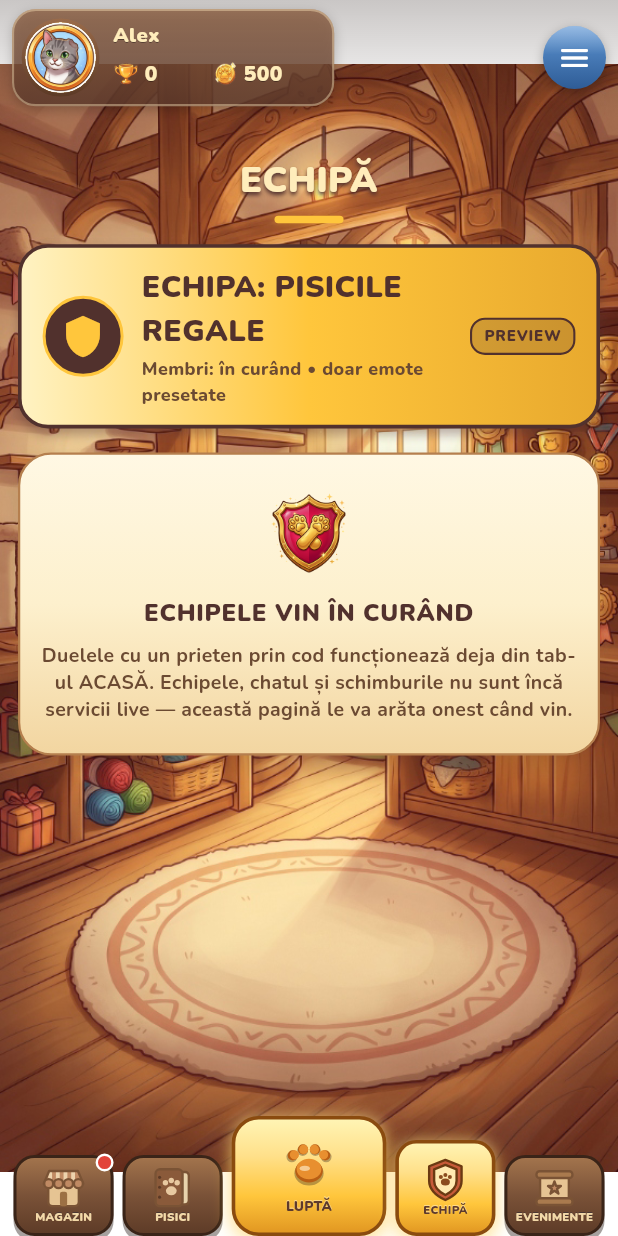
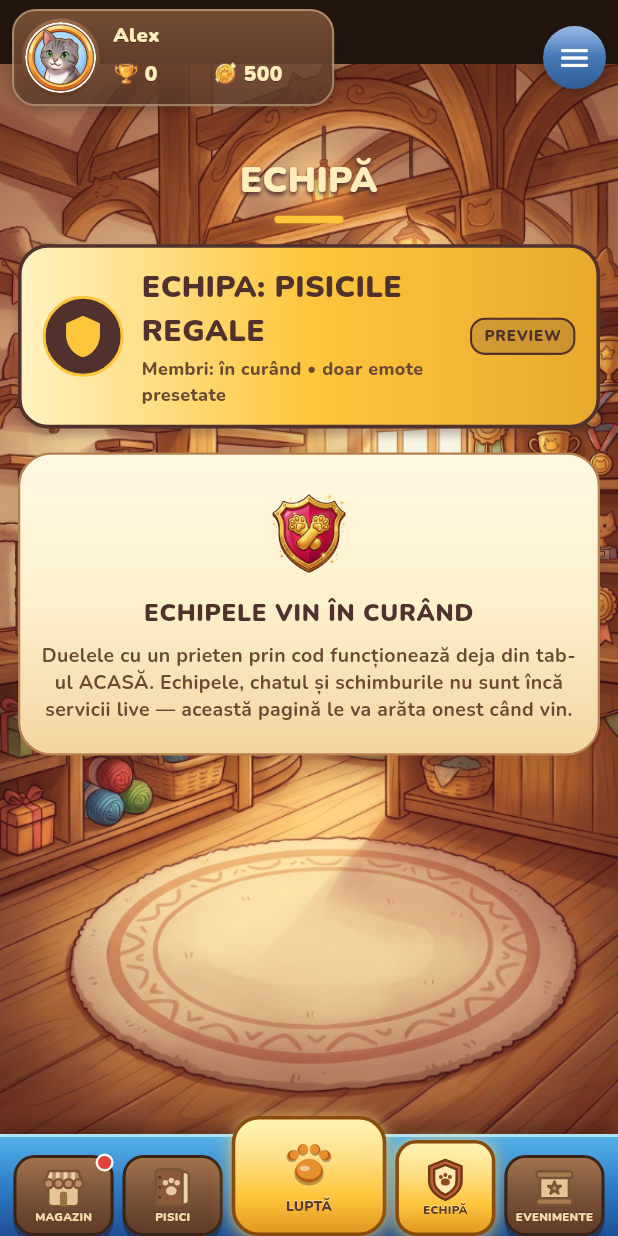
Before and after one commit to TheNinth09/Cat-Paws-Arena, a Flutter app: the Home screen opened directly, swiped to page 4, on a phone screen of 412 x 824 dp. Run offline on Flutter 3.47's test engine with Material 3 defaults, Android fonts, the phone set to English and light mode, and no system bars; our stand-ins replace audioplayers, cloud_firestore, firebase_auth, firebase_core, firebase_messaging, flutter_local_notifications and 3 more; missing offline and left inert: flutter_displaymode; accounts and stored records are empty.

Commit message:
Blue glossy nav bar, edge-to-edge shell polish
- ArenaBottomBar paints a glossy turquoise-blue 3D bar (light top edge,
  upward shadow) that reaches the screen bottom — SafeArea sits inside
  the bar so the gesture inset never shows page art or a black band.
  Bar is 66 px while LUPTA's tile is 80 px, so the centre button pops
  above the bar's top edge like the reference.
- Home Scaffold backgroundColor: warm dark wood (#24150e) instead of
  transparent — any uncovered pixel is the game's colour, never black.

Generated with [Devin](https://devin.ai)

Co-Authored-By: Devin <158243242+devin-ai-integration[bot]@users.noreply.github.com>

```diff
--- a/lib/home_screen.dart
+++ b/lib/home_screen.dart
@@ -330,7 +330,10 @@ class _HomeState extends State<Home> with WidgetsBindingObserver {
       key: scaffold,
       extendBodyBehindAppBar: true,
       extendBody: true,
-      backgroundColor: Colors.transparent,
+      // Warm dark-brown fallback instead of transparent: while a page
+      // background decodes (or if an OEM forces a scrim band) the eye
+      // sees the game's dark wood, never raw black.
+      backgroundColor: const Color(0xff24150e),
       // Floating dropdown panel under the hamburger — the reference menus
       // are compact rounded cards, not a full-height drawer.
       endDrawer: Drawer(
--- a/lib/ui_widgets.dart
+++ b/lib/ui_widgets.dart
@@ -607,12 +607,34 @@ class ArenaBottomBar extends StatelessWidget {
       }
     }
 
-    // No background band: the five 3D tiles float directly over the page
-    // art. SafeArea keeps them above the system gesture inset.
-    return SafeArea(
+    // Glossy blue 3D bar, edge-to-edge: the container paints behind the
+    // system gesture inset (SafeArea is inside, not outside) so no page
+    // background or black system band can show under the tiles. The
+    // centre LUPTĂ tile keeps its golden raised look.
+    return Container(
+      decoration: const BoxDecoration(
+        gradient: LinearGradient(
+          begin: Alignment.topCenter,
+          end: Alignment.bottomCenter,
+          colors: [Color(0xff57b4ea), Color(0xff2f7ec9), Color(0xff1e4f96)],
+        ),
+        border: Border(
+          top: BorderSide(color: Color(0xffaee3ff), width: 2),
+        ),
+        boxShadow: [
+          BoxShadow(
+            color: Color(0x6620130e),
+            offset: Offset(0, -3),
+            blurRadius: 8,
+          ),
+        ],
+      ),
+      child: SafeArea(
         top: false,
         child: SizedBox(
-        height: 86,
+          // 66 px of bar while the centre tile is 80 px — LUPTĂ pops
+          // above the bar's top edge like the reference nav.
+          height: 66,
           child: Padding(
             padding: const EdgeInsets.symmetric(horizontal: 6),
             child: Row(
@@ -633,6 +655,7 @@ class ArenaBottomBar extends StatelessWidget {
                     ),
                   ),
               ],
+            ),
           ),
         ),
       ),
```
Lines whose indentation alone changed are shown as unchanged.
